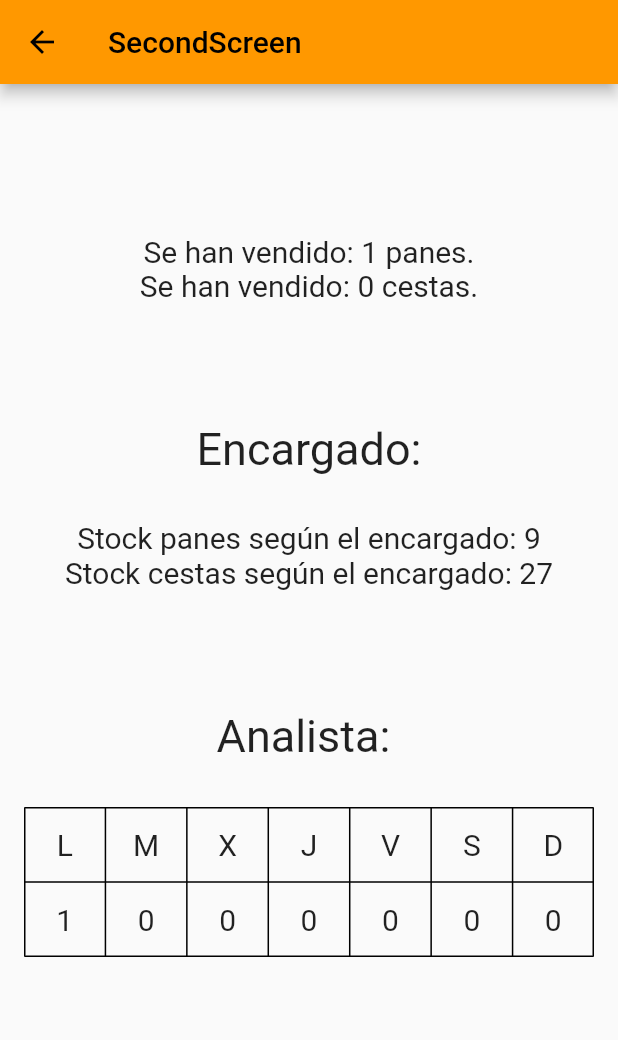
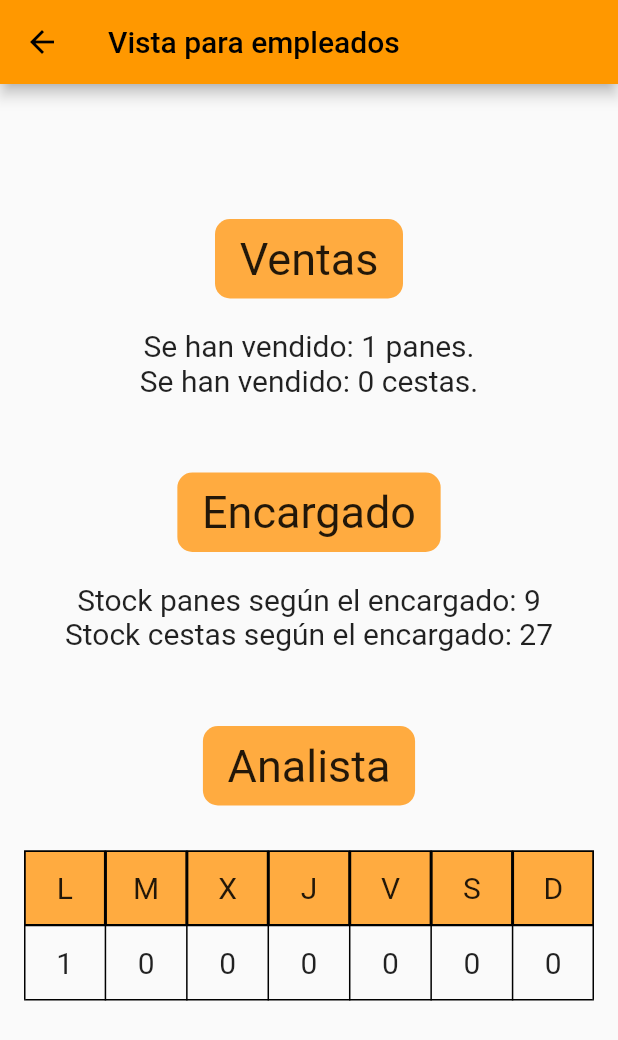
Before and after one commit to anlop31/pr2ds, a Flutter app: the screen it shows after launch, after a tap on the "add" icon, after a tap on "Comprar", on a phone screen of 412 x 824 dp. Shown: the top 1040 px of the screen. Run offline on Flutter 3.47's test engine with Material 2 defaults, Android fonts, the phone set to English and light mode, and no system bars.

Commit message:
Main decorado

```diff
--- a/lib/main.dart
+++ b/lib/main.dart
@@ -22,7 +22,7 @@ Future<void> main() async{
 
   // Función que marca la panadería como cerrada
   void marcarPanaderiaCerrada() {
-    print('La panadería ha cerrado');
+    //print('La panadería ha cerrado');
     completer.complete(); // Completar el futuro
   }
 
@@ -120,6 +120,10 @@ class _MyHomePageState extends State<MyHomePage> {
         _counterPanes++;
         _totalPrecioPanes = _totalPrecioPanes + _precioPan;
         _dinero = _dinero - _precioPan;
+      } else if ((_dinero - _precioPan) < 0){
+        showPopUpMoney(context);
+      } else {
+        showPopUpStock(context);
       }
     });
   }
@@ -139,6 +143,10 @@ class _MyHomePageState extends State<MyHomePage> {
         _counterCestas++;
         _totalPrecioCestas = _totalPrecioCestas + _precioCesta;
         _dinero = _dinero - _precioCesta;
+      } else if ((_dinero - _precioCesta) < 0){
+        showPopUpMoney(context);
+      } else {
+        showPopUpStock(context);
       }
     });
   }
@@ -247,6 +255,48 @@ class _MyHomePageState extends State<MyHomePage> {
 
   int getVendidosCesta(){
     return _vendidosCesta;
+  }
+
+  //pop up para cuando no hay suficiente dinero
+  void showPopUpMoney(BuildContext context) {
+    showDialog(
+      context: context,
+      builder: (BuildContext context) {
+        return AlertDialog(
+          title: Text("No hay suficiente dinero"),
+          content: Text("No tienes suficiente dinero para comprar este producto."),
+          actions: <Widget>[
+            ElevatedButton(
+              child: Text("OK"),
+              onPressed: () {
+                Navigator.of(context).pop();
+              },
+            ),
+          ],
+        );
+      },
+    );
+  }
+
+  //pop up para cuando no hay suficiente stock
+  void showPopUpStock(BuildContext context) {
+    showDialog(
+      context: context,
+      builder: (BuildContext context) {
+        return AlertDialog(
+          title: Text("No hay suficiente stock"),
+          content: Text("El producto que desea comprar no está disponible."),
+          actions: <Widget>[
+            ElevatedButton(
+              child: Text("OK"),
+              onPressed: () {
+                Navigator.of(context).pop();
+              },
+            ),
+          ],
+        );
+      },
+    );
   }
 
 
@@ -410,14 +460,31 @@ class SecondScreen extends StatelessWidget {
   Widget build(BuildContext context) {
     return Scaffold(
       appBar: AppBar(
-        title: Text('SecondScreen'),
+        title: Text('Vista para empleados'),
       ),
       body: Padding(
       padding: EdgeInsets.symmetric(horizontal: 16),
       child:
         Column(
           children: [
-            SizedBox(height: 100,),
+            SizedBox(height: 90,),
+            Container(
+            decoration: BoxDecoration(
+              color: Colors.orangeAccent,
+              borderRadius: BorderRadius.circular(10.0),
+            ),
+            padding: EdgeInsets.all(9.0),
+            child: Text(
+                ' Ventas ',
+                style: TextStyle(
+                  fontSize: 30.0,
+                ),
+              ),
+            ),
+            SizedBox(height: 20,),
+            Container(
+              child: Column(
+                children: [
                   Text(
                     //'Se han vendido: ' + ( (myHome.getStockInicialPanes() - myHome.getStockPanes()).toInt() ).toString() + ' panes.',
                     'Se han vendido: ' + myHome.getVendidosPan().toString() + ' panes.',
@@ -432,14 +499,24 @@ class SecondScreen extends StatelessWidget {
                       fontSize: 20.0,
                     ),
                   ),
-            SizedBox(height: 80,),
-            Text(
-              "Encargado:",
+                ],
+              ),
+            ),
+            SizedBox(height: 50,),
+            Container(
+              decoration: BoxDecoration(
+                color: Colors.orangeAccent,
+                borderRadius: BorderRadius.circular(10.0),
+              ),
+              padding: EdgeInsets.all(9.0),
+              child: Text(
+                ' Encargado ',
                 style: TextStyle(
                   fontSize: 30.0,
                 ),
               ),
-            SizedBox(height: 30,),
+            ),
+            SizedBox(height: 20,),
             Text(
               'Stock panes según el encargado: ' + ( myHome.getStockPanesEncargado() ).toString(),
               style: TextStyle(
@@ -452,31 +529,18 @@ class SecondScreen extends StatelessWidget {
                 fontSize: 20.0,
               ),
             ),
-            SizedBox(height: 80,),
-           /* Text(
-              "Panaderia:",
+            SizedBox(height: 50,),
+            Container(
+              decoration: BoxDecoration(
+                color: Colors.orangeAccent,
+                borderRadius: BorderRadius.circular(10.0),
+              ),
+              padding: EdgeInsets.all(9.0),
+              child: Text(
+                ' Analista ',
                 style: TextStyle(
                   fontSize: 30.0,
                 ),
-            ),
-            SizedBox(height: 30,),
-            Text(
-              'Stock panes panaderia: ' + ( myHome.getPanesPanaderia() ).toString(),
-              style: TextStyle(
-                fontSize: 20.0,
-              ),
-            ),
-            Text(
-              'Stock cestas panaderia: ' + ( myHome.getCestasPanaderia() ).toString(),
-              style: TextStyle(
-                fontSize: 20.0,
-              ),
-            ),
-            SizedBox(height: 30,),*/
-            Text(
-              'Analista: ',
-              style: TextStyle(
-                fontSize: 30.0,
               ),
             ),
             SizedBox(height: 30,),
@@ -485,67 +549,102 @@ class SecondScreen extends StatelessWidget {
               children: [
                 TableRow(
                   children: [
-                    SizedBox(
+                    Container(
+                      decoration: BoxDecoration(
+                        color: Colors.orangeAccent,
+                        border: Border.all(),
+                      ),
                       height: 50,
                       child: Center(
                         child: Text('L',
                           style: TextStyle(
                             fontSize: 20.0,
-                          ),),
                           ),
                         ),
-                    SizedBox(
+                      ),
+                    ),
+                    Container(
+                      decoration: BoxDecoration(
+                        color: Colors.orangeAccent,
+                        border: Border.all(),
+                      ),
                       height: 50,
                       child: Center(
                         child: Text('M',
                           style: TextStyle(
                             fontSize: 20.0,
-                          ),),
                           ),
                         ),
-                    SizedBox(
+                      ),
+                    ),
+                    Container(
+                      decoration: BoxDecoration(
+                        color: Colors.orangeAccent,
+                        border: Border.all(),
+                      ),
                       height: 50,
                       child: Center(
                         child: Text('X',
                           style: TextStyle(
                             fontSize: 20.0,
-                          ),),
                           ),
                         ),
-                    SizedBox(
+                      ),
+                    ),
+                    Container(
+                      decoration: BoxDecoration(
+                        color: Colors.orangeAccent,
+                        border: Border.all(),
+                      ),
                       height: 50,
                       child: Center(
                         child: Text('J',
                           style: TextStyle(
                             fontSize: 20.0,
-                          ),),
                           ),
                         ),
-                    SizedBox(
+                      ),
+                    ),
+                    Container(
+                      decoration: BoxDecoration(
+                        color: Colors.orangeAccent,
+                        border: Border.all(),
+                      ),
                       height: 50,
                       child: Center(
                         child: Text('V',
                           style: TextStyle(
                             fontSize: 20.0,
-                          ),),
                           ),
                         ),
-                    SizedBox(
+                      ),
+                    ),
+                    Container(
+                      decoration: BoxDecoration(
+                        color: Colors.orangeAccent,
+                        border: Border.all(),
+                      ),
                       height: 50,
                       child: Center(
                         child: Text('S',
                           style: TextStyle(
                             fontSize: 20.0,
-                          ),),
                           ),
                         ),
-                    SizedBox(
+                      ),
+                    ),
+                    Container(
+                      decoration: BoxDecoration(
+                        color: Colors.orangeAccent,
+                        border: Border.all(),
+                      ),
                       height: 50,
                       child: Center(
                         child: Text('D',
                           style: TextStyle(
                             fontSize: 20.0,
-                          ),),
+                          ),
+                        ),
                       ),
                     ),
                   ],
```
Lines whose indentation alone changed are shown as unchanged.
